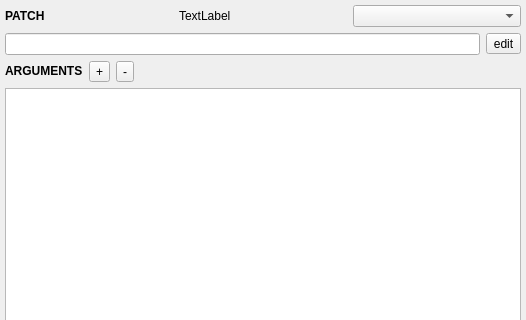
This is source/HelpForMax/Patch/PatchWidget.ui in xavierxeon-music/WaMaxPackage as Qt 5 draws it before an edit; both pictures show x 0 to 526 and y 0 to 320 of the 526 by 1185 pixel window. The edited form follows.
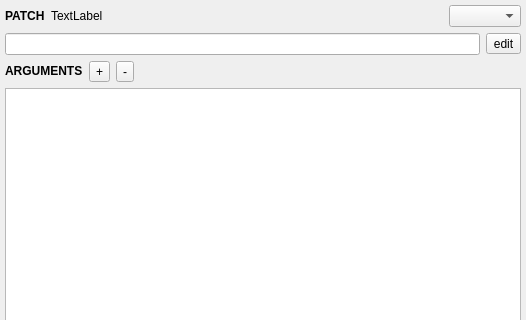
This is the edited form.

Commit message: gui layout of patch hopefully complete

The edit to the form file:
```diff
--- a/source/HelpForMax/Patch/PatchWidget.ui
+++ b/source/HelpForMax/Patch/PatchWidget.ui
@@ -37,6 +37,12 @@
      </item>
      <item>
       <widget class="QLabel" name="nameNameLabel">
+       <property name="sizePolicy">
+        <sizepolicy hsizetype="MinimumExpanding" vsizetype="Preferred">
+         <horstretch>0</horstretch>
+         <verstretch>0</verstretch>
+        </sizepolicy>
+       </property>
        <property name="text">
         <string>TextLabel</string>
        </property>
```
Left out of the diff: 4 changed lines with no effect on the pictures. The commit also changes 5 other files.
